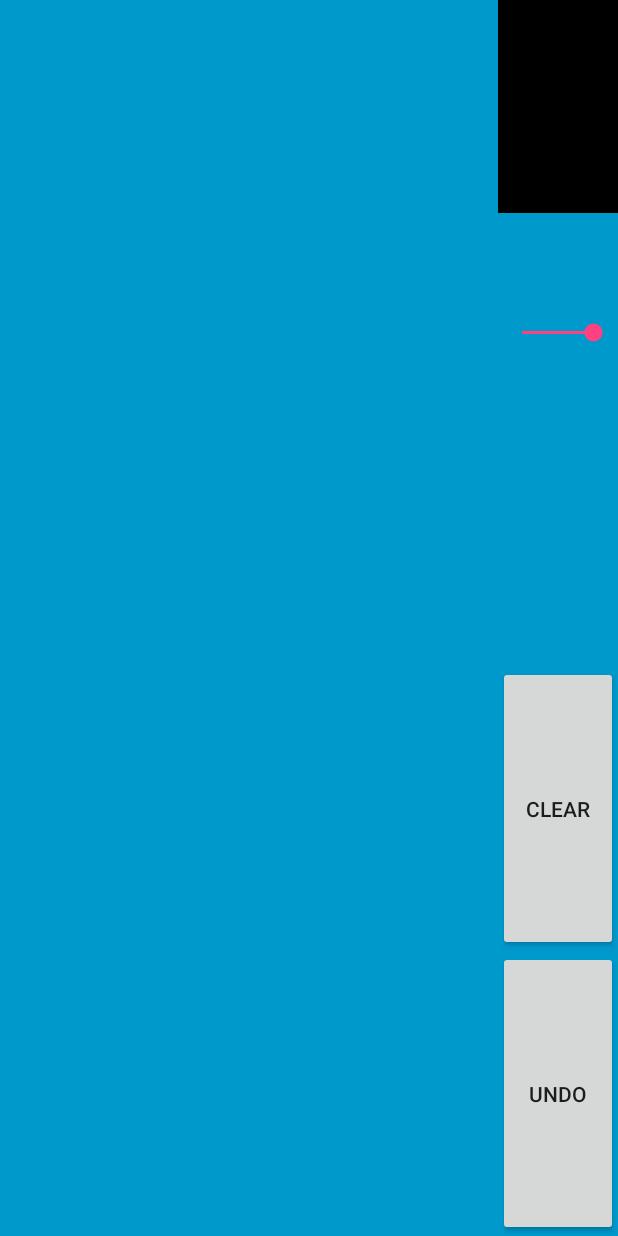
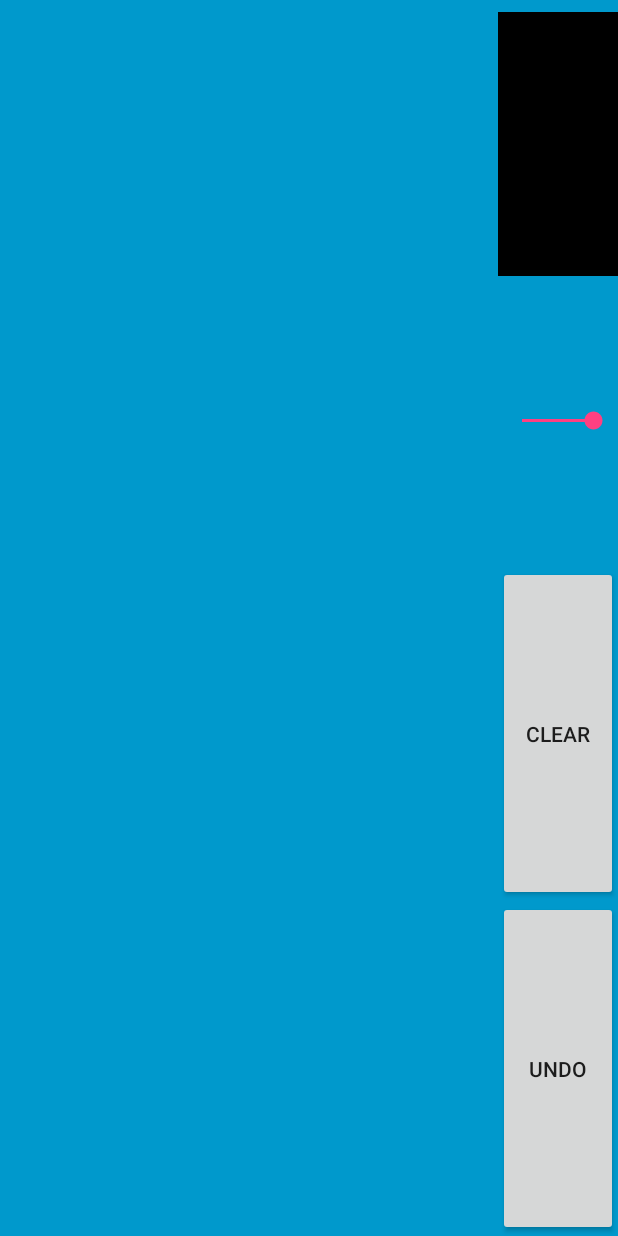
Before and after one commit to mgree/carving-factory, an Android app: the screen it shows after launch (DrawingActivity), on a phone screen of 412 x 824 dp. Run offline under Robolectric (Android 15) with nearby library versions, the phone set to English and light mode, and no system bars.

Commit message:
Can no longer draw on the taskbar with the buttons and tools.

```diff
--- a/app/build.gradle
+++ b/app/build.gradle
@@ -27,4 +27,5 @@ dependencies {
     compile 'com.android.support:appcompat-v7:25.3.1'
     compile 'com.android.support:support-v4:25.3.1'
     testCompile 'junit:junit:4.12'
+    compile 'com.android.support.constraint:constraint-layout:1.0.2'
 }
--- a/app/src/main/res/layout/activity_drawing.xml
+++ b/app/src/main/res/layout/activity_drawing.xml
@@ -11,21 +11,27 @@
          TextureView, etc. -->
     <com.labgmail.pomona.greenberg.cnccarvingfactory.DrawingView
         android:id="@+id/fullscreen_content"
-        android:layout_width="wrap_content"
-        android:layout_height="1141dp"
+        android:layout_width="1198dp"
+        android:layout_height="1134dp"
         android:gravity="center"
         android:keepScreenOn="true"
-        android:visibility="visible" />
+        android:visibility="visible"
+        app:layout_constraintTop_toTopOf="parent"
+        tools:layout_editor_absoluteX="8dp" />
 
-    <!-- This FrameLayout insets its children based on system windows using
-         android:fitsSystemWindows. -->
     <LinearLayout
         android:id="@+id/fullscreen_controls"
         android:layout_width="80dp"
         android:layout_height="match_parent"
         android:layout_gravity="right"
+        android:layout_marginLeft="8dp"
+        android:layout_marginTop="8dp"
         android:gravity="right"
-        android:orientation="vertical">
+        android:orientation="vertical"
+        app:layout_constraintBottom_toBottomOf="parent"
+        app:layout_constraintLeft_toRightOf="@+id/fullscreen_content"
+        app:layout_constraintTop_toTopOf="parent"
+        app:layout_constraintVertical_bias="0.0">
 
         <ImageView
             android:id="@+id/alpha_swatch"
@@ -40,13 +46,7 @@
             android:layout_height="wrap_content"
             android:layout_weight="1"
             android:max="255"
-            android:progress="255"
-            android:verticalScrollbarPosition="defaultPosition" />
-
-        <Space
-            android:layout_width="match_parent"
-            android:layout_height="wrap_content"
-            android:layout_weight="1" />
+            android:progress="255" />
 
         <Button
             android:id="@+id/clear_button"
@@ -65,10 +65,14 @@
     </LinearLayout>
 
     <FrameLayout
-        android:layout_width="match_parent"
+        android:layout_width="1201dp"
         android:layout_height="1141dp"
+        android:layout_marginEnd="86dp"
+        android:layout_marginRight="86dp"
         android:fitsSystemWindows="true"
-        android:persistentDrawingCache="all">
+        android:persistentDrawingCache="all"
+        app:layout_constraintRight_toRightOf="parent"
+        tools:layout_editor_absoluteY="91dp">
 
         <LinearLayout
             android:id="@+id/fullscreen_content_controls"
@@ -90,6 +94,14 @@
 
         </LinearLayout>
 
+        <Space
+            android:layout_width="match_parent"
+            android:layout_height="wrap_content"
+            android:layout_weight="1" />
+
     </FrameLayout>
 
+    <!-- This FrameLayout insets its children based on system windows using
+         android:fitsSystemWindows. -->
+
 </FrameLayout>
```
